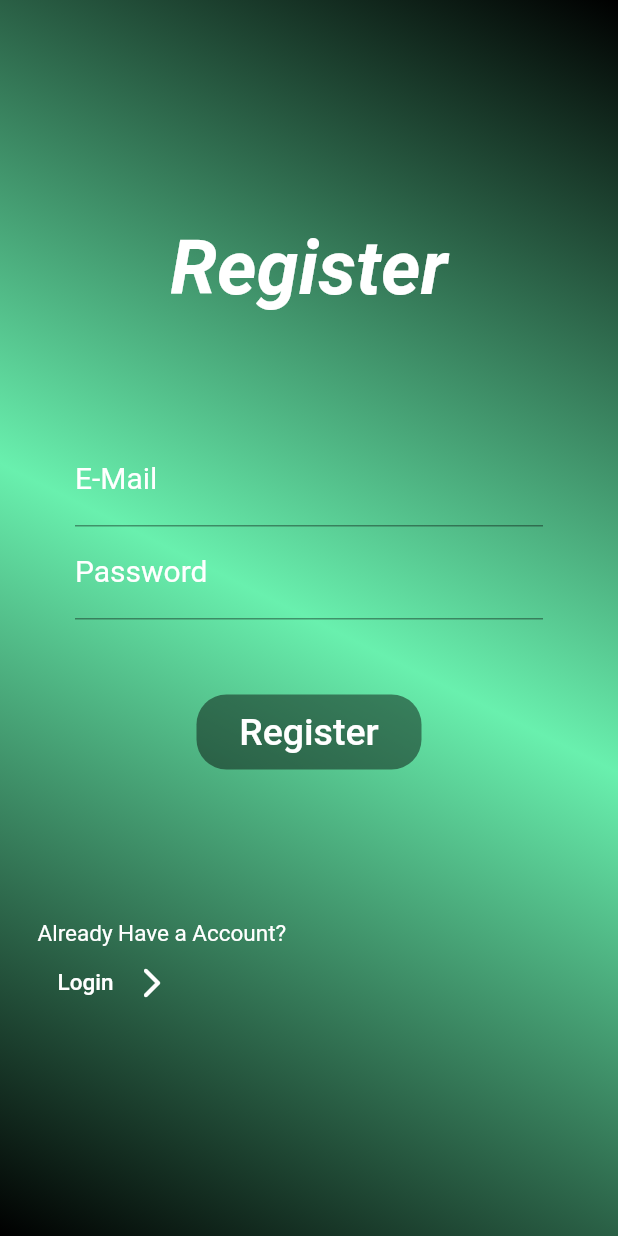
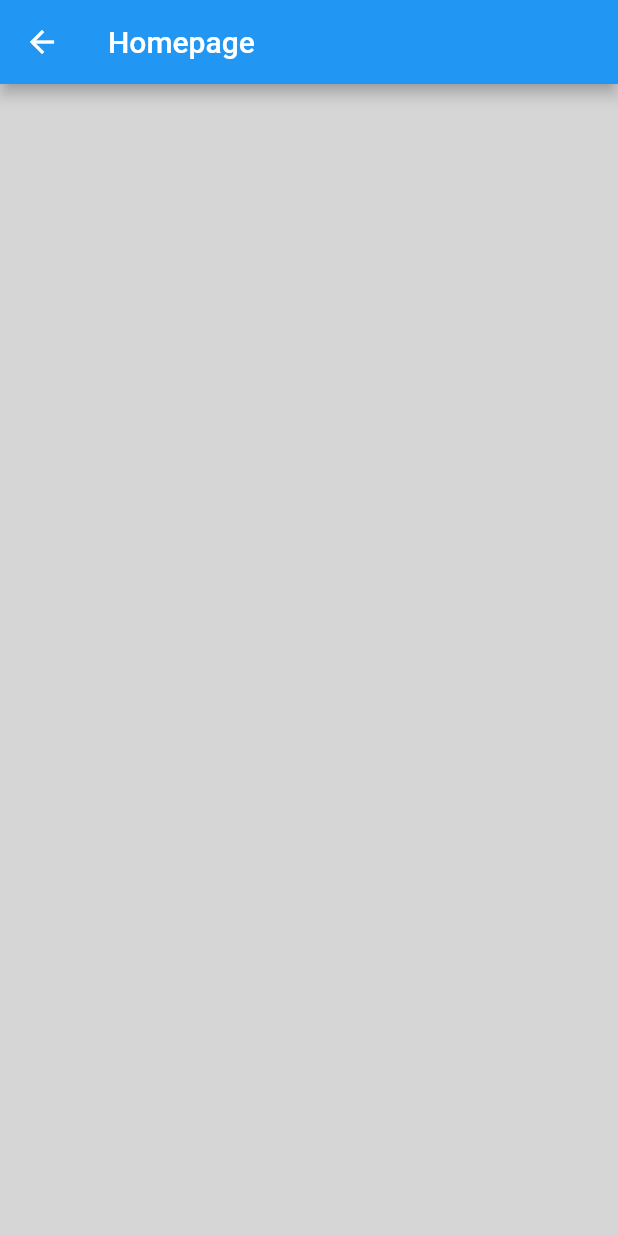
Before and after one commit to ramanjitsingh-hub/My_Mythology, a Flutter app: the HomePage screen opened directly, on a phone screen of 412 x 824 dp. Run offline on Flutter 3.47's test engine with Material 2 defaults, Android fonts, the phone set to English and light mode, and no system bars; our stand-ins replace firebase_auth, firebase_core, flutter_svg; accounts and stored records are empty; network calls fail.

Commit message:
Added grid view for homepage

```diff
--- a/lib/Pages/home_page.dart
+++ b/lib/Pages/home_page.dart
@@ -3,6 +3,7 @@ import 'package:flutter/material.dart';
 import 'package:my_mythology/Pages/login_page.dart';
 import 'package:my_mythology/Pages/registeration_page.dart';
 
+import '../Widgets/grid_view.dart';
 import '../firebase_options.dart';
 
 class HomePage extends StatelessWidget {
@@ -12,18 +13,12 @@ class HomePage extends StatelessWidget {
   Widget build(BuildContext context) {
     return Scaffold(
 
-      body:FutureBuilder(
-            future: Firebase.initializeApp(
-                options: DefaultFirebaseOptions.currentPlatform),
-            builder: (context, snapshot) {
-              switch (snapshot.connectionState) {
-                case ConnectionState.done:
-                  return const RegisterationPage();
-                default:
-                  return Text("Loading....");
-              }
-            },
-          ),
+      appBar: AppBar(
+        title:Text("Homepage"),
+
+      ),
+      body: Grid_homepage()
+
         );
 
 
--- a/lib/Pages/tiles_view.dart
+++ /dev/null
@@ -1,20 +0,0 @@
-import 'package:flutter/material.dart';
-
-
-class TilesView extends StatefulWidget {
-  const TilesView({super.key});
-
-  @override
-  State<TilesView> createState() => _TilesViewState();
-}
-
-class _TilesViewState extends State<TilesView> {
-  @override
-
-  Widget build(BuildContext context) {
-
-    return Scaffold(
-      appBar: AppBar(title: Text("HomePage"),),
-    );
-  }
-}
--- /dev/null
+++ b/lib/Widgets/grid_view.dart
@@ -0,0 +1,17 @@
+import 'package:flutter/material.dart';
+
+class Grid_homepage extends StatefulWidget {
+  const Grid_homepage({super.key});
+
+  @override
+  State<Grid_homepage> createState() => _Grid_homepageState();
+}
+
+class _Grid_homepageState extends State<Grid_homepage> {
+  @override
+  Widget build(BuildContext context) {
+    return Scaffold(
+      body: GridView.count(crossAxisCount: 2, children: [] ,),
+    );
+  }
+}
--- a/lib/main.dart
+++ b/lib/main.dart
@@ -4,7 +4,7 @@ import 'package:flutter/material.dart';
 import 'package:my_mythology/Pages/home_page.dart';
 import 'package:my_mythology/Pages/login_page.dart';
 import 'package:my_mythology/Pages/registeration_page.dart';
-import 'package:my_mythology/Pages/tiles_view.dart';
+import 'package:my_mythology/Widgets/grid_view.dart';
 
 import 'Pages/email_verify_page.dart';
 import 'firebase_options.dart';
@@ -40,9 +40,9 @@ class MyApp extends StatelessWidget {
                       final user = FirebaseAuth.instance.currentUser;
                       if (user != null) {
                         if (user.emailVerified) {
-                          return const TilesView();
+                          return const Grid_homepage();
                         } else {
-                          return const EmailVerifyPage();
+                          return const Grid_homepage();
                         }
                       } else {
                         return const LoginPage();
```
Also changed, not shown: lib/Models/myth_info.dart (added).
